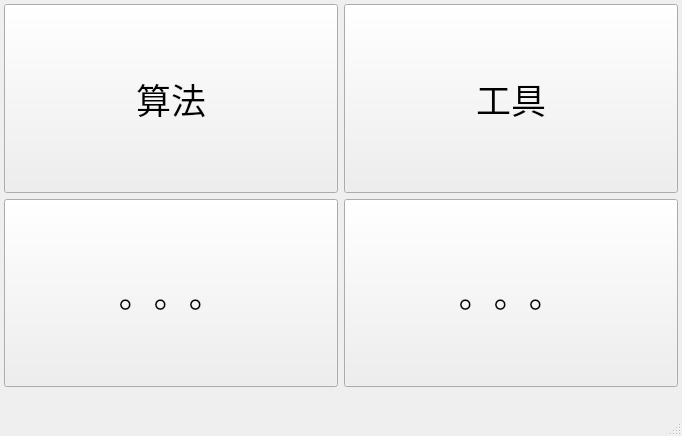
mengqingmeng/cv_tools, file MainWindow.ui: the form before one commit.
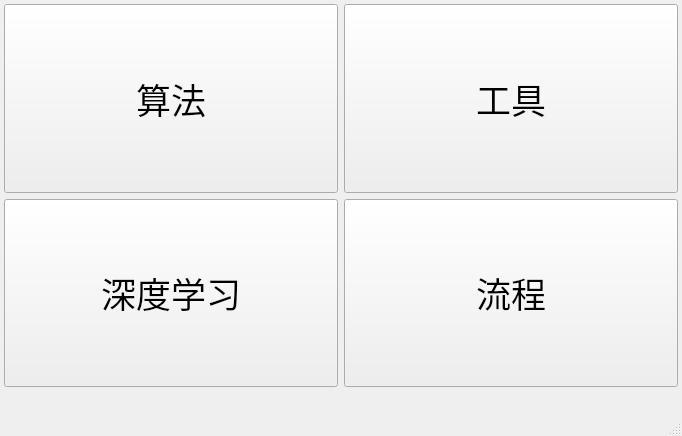
The form after the commit. Icons and pictures are not drawn.

Commit message: 深度模型yolov5推理界面

Patch:
```diff
--- a/MainWindow.ui
+++ b/MainWindow.ui
@@ -89,7 +89,7 @@
          </sizepolicy>
         </property>
         <property name="text">
-         <string>。。。</string>
+         <string>深度学习</string>
         </property>
         <property name="icon">
          <iconset resource="resource.qrc">
@@ -112,7 +112,7 @@
          </sizepolicy>
         </property>
         <property name="text">
-         <string>。。。</string>
+         <string>流程</string>
         </property>
         <property name="icon">
          <iconset resource="resource.qrc">
```
Left out of the diff: 4 changed lines with no effect on the pictures. The commit also changes 11 other files.
